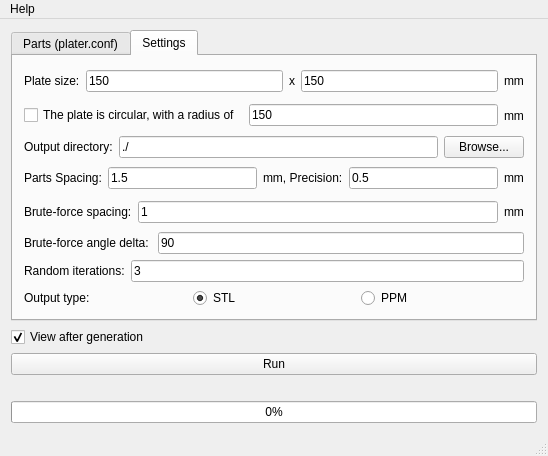
Above: gui/mainwindow.ui from RobotsWar/Plater before the change. Below: the same form after it.
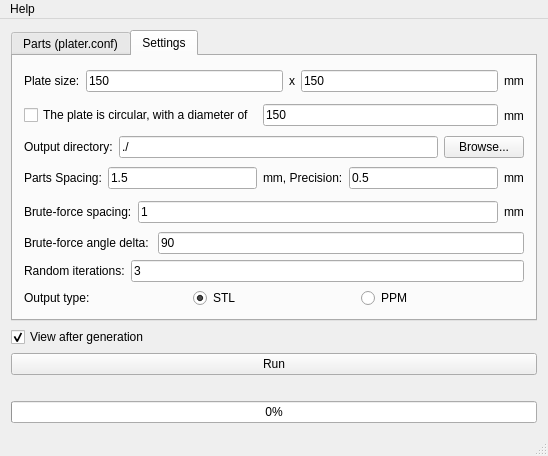
That is the form after the change. The open tabs and pages were chosen to show the change. Icons and pictures are not drawn.

The edit to the form file:
```diff
--- a/gui/mainwindow.ui
+++ b/gui/mainwindow.ui
@@ -129,7 +129,7 @@
             <item>
              <widget class="QCheckBox" name="circularPlate">
               <property name="text">
-               <string>The plate is circular, with a radius of </string>
+               <string>The plate is circular, with a diameter of </string>
               </property>
              </widget>
             </item>
```
